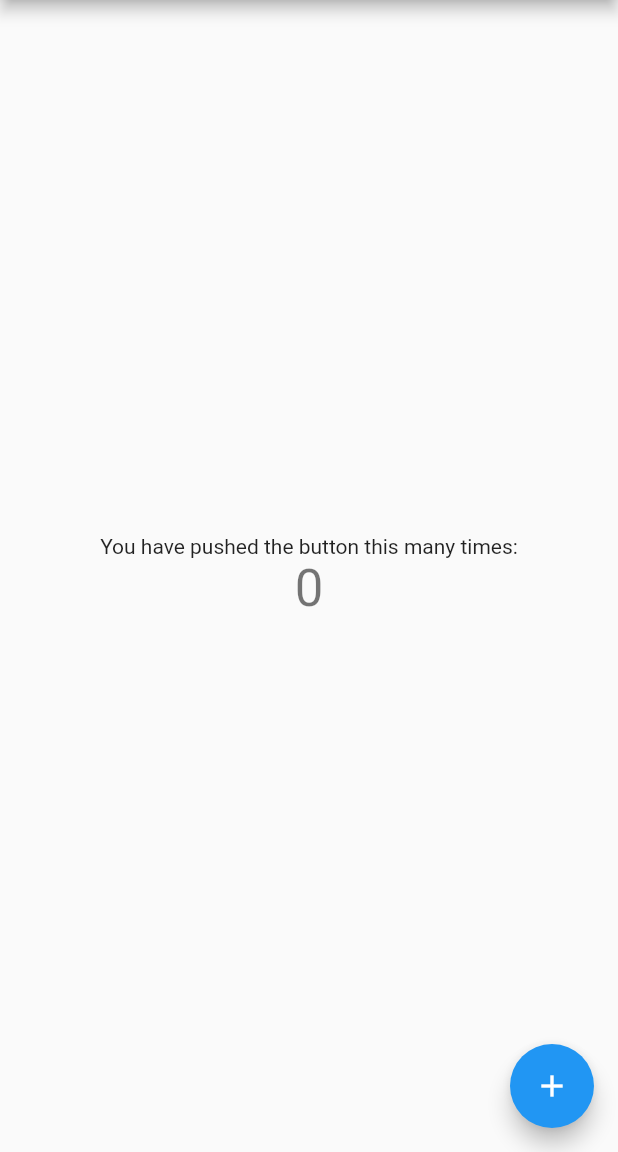
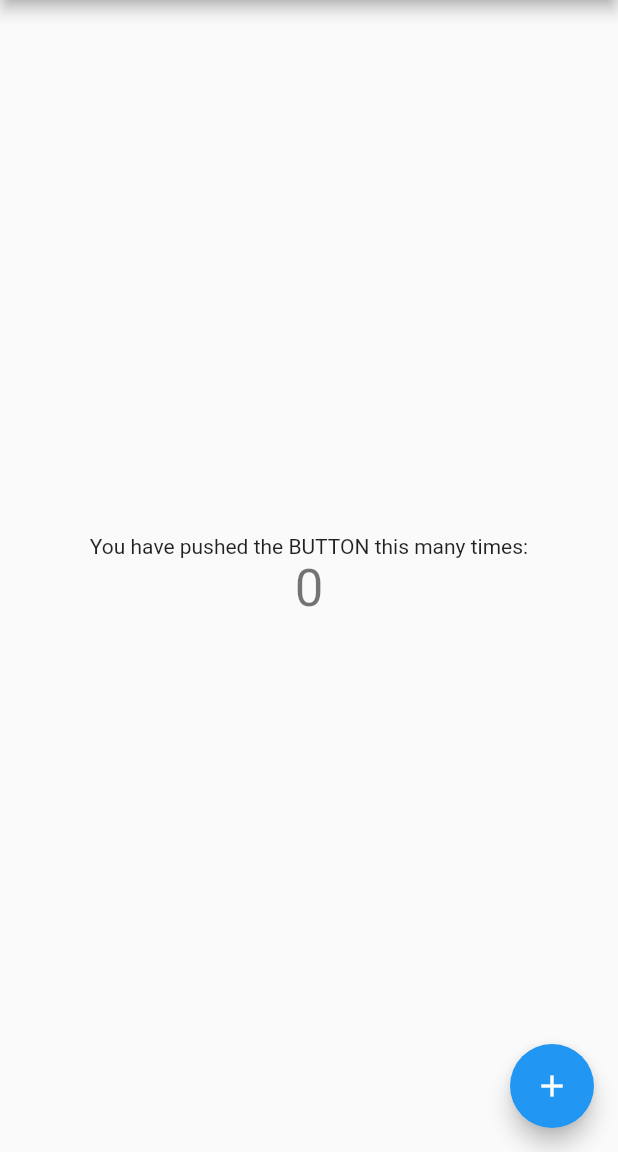
Before and after one commit to alexVinarskis/vClip-mobile, a Flutter app: the screen it shows after launch, on a phone screen of 412 x 824 dp, the part 84-1236 px from its top. Run offline on Flutter 3.47's test engine with Material 2 defaults, Android fonts, the phone set to English and light mode, and no system bars.

Commit message:
initial commit 2

```diff
--- a/v_clip/lib/main.dart
+++ b/v_clip/lib/main.dart
@@ -98,7 +98,7 @@ class _MyHomePageState extends State<MyHomePage> {
           mainAxisAlignment: MainAxisAlignment.center,
           children: <Widget>[
             Text(
-              'You have pushed the button this many times:',
+              'You have pushed the BUTTON this many times:',
             ),
             Text(
               '$_counter',
```
